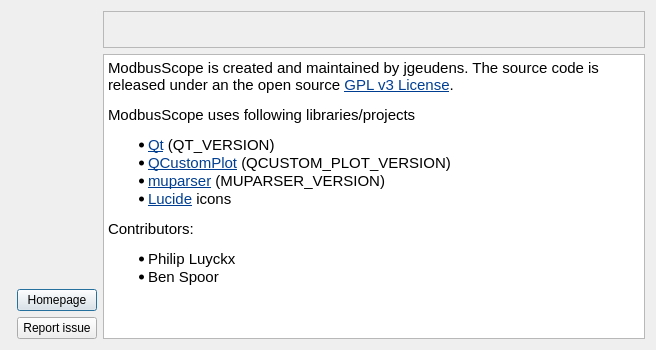
Above: src/dialogs/aboutdialog.ui from ModbusScope/ModbusScope before the change. Below: the same form after it.
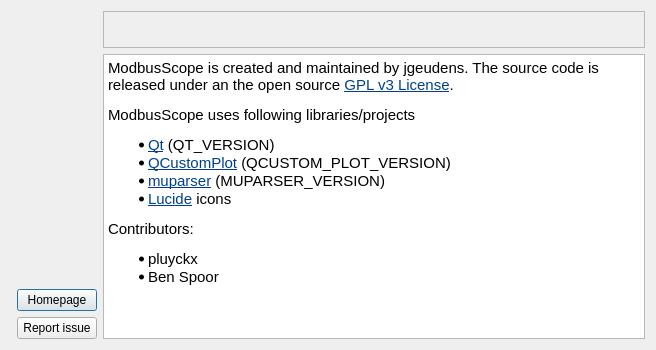
That is the form after the change. Icons and pictures are not drawn.

What changed in the file:
```diff
--- a/src/dialogs/aboutdialog.ui
+++ b/src/dialogs/aboutdialog.ui
@@ -168,8 +168,8 @@
 hr { height: 1px; border-width: 0; }
 li.unchecked::marker { content: &quot;\2610&quot;; }
 li.checked::marker { content: &quot;\2612&quot;; }
-&lt;/style&gt;&lt;/head&gt;&lt;body style=&quot; font-family:'Segoe UI'; font-size:11pt; font-weight:400; font-style:normal;&quot;&gt;
-&lt;p style=&quot; margin-top:12px; margin-bottom:12px; margin-left:0px; margin-right:0px; -qt-block-indent:0; text-indent:0px;&quot;&gt;&lt;span style=&quot; font-family:'Ubuntu';&quot;&gt;ModbusScope is created and maintained by jgeudens. The source code is released under an &lt;/span&gt;the open source &lt;a href=&quot;https://github.com/ModbusScope/ModbusScope/blob/master/LICENSE&quot;&gt;&lt;span style=&quot; text-decoration: underline; color:#003e92;&quot;&gt;GPL v3 License&lt;/span&gt;&lt;/a&gt;&lt;span style=&quot; font-family:'Ubuntu';&quot;&gt;.&lt;/span&gt;&lt;/p&gt;
+&lt;/style&gt;&lt;/head&gt;&lt;body style=&quot; font-family:'Cantarell'; font-size:11pt; font-weight:400; font-style:normal;&quot;&gt;
+&lt;p style=&quot; margin-top:12px; margin-bottom:12px; margin-left:0px; margin-right:0px; -qt-block-indent:0; text-indent:0px;&quot;&gt;&lt;span style=&quot; font-family:'Ubuntu';&quot;&gt;ModbusScope is created and maintained by jgeudens. The source code is released under an &lt;/span&gt;&lt;span style=&quot; font-family:'Segoe UI';&quot;&gt;the open source &lt;/span&gt;&lt;a href=&quot;https://github.com/ModbusScope/ModbusScope/blob/master/LICENSE&quot;&gt;&lt;span style=&quot; font-family:'Segoe UI'; text-decoration: underline; color:#003e92;&quot;&gt;GPL v3 License&lt;/span&gt;&lt;/a&gt;&lt;span style=&quot; font-family:'Ubuntu';&quot;&gt;.&lt;/span&gt;&lt;/p&gt;
 &lt;p style=&quot; margin-top:12px; margin-bottom:12px; margin-left:0px; margin-right:0px; -qt-block-indent:0; text-indent:0px;&quot;&gt;&lt;span style=&quot; font-family:'Ubuntu';&quot;&gt;ModbusScope uses following libraries/projects&lt;/span&gt;&lt;/p&gt;
 &lt;ul style=&quot;margin-top: 0px; margin-bottom: 0px; margin-left: 0px; margin-right: 0px; -qt-list-indent: 1;&quot;&gt;
 &lt;li style=&quot; font-family:'Ubuntu';&quot; style=&quot; margin-top:0px; margin-bottom:0px; margin-left:0px; margin-right:0px; -qt-block-indent:0; text-indent:0px;&quot;&gt;&lt;a href=&quot;https://www.qt.io/&quot;&gt;&lt;span style=&quot; text-decoration: underline; color:#003e92;&quot;&gt;Qt&lt;/span&gt;&lt;/a&gt; (QT_VERSION)&lt;/li&gt;
@@ -178,7 +178,7 @@
 &lt;li style=&quot; font-family:'Ubuntu';&quot; style=&quot; margin-top:0px; margin-bottom:0px; margin-left:0px; margin-right:0px; -qt-block-indent:0; text-indent:0px;&quot;&gt;&lt;a href=&quot;https://lucide.dev/&quot;&gt;&lt;span style=&quot; text-decoration: underline; color:#003e92;&quot;&gt;Lucide&lt;/span&gt;&lt;/a&gt; icons&lt;/li&gt;&lt;/ul&gt;
 &lt;p style=&quot; margin-top:12px; margin-bottom:12px; margin-left:0px; margin-right:0px; -qt-block-indent:0; text-indent:0px;&quot;&gt;&lt;span style=&quot; font-family:'Ubuntu';&quot;&gt;Contributors:&lt;/span&gt;&lt;/p&gt;
 &lt;ul style=&quot;margin-top: 0px; margin-bottom: 0px; margin-left: 0px; margin-right: 0px; -qt-list-indent: 1;&quot;&gt;
-&lt;li style=&quot; font-family:'Ubuntu';&quot; style=&quot; margin-top:0px; margin-bottom:0px; margin-left:0px; margin-right:0px; -qt-block-indent:0; text-indent:0px;&quot;&gt;Philip Luyckx&lt;/li&gt;
+&lt;li style=&quot; font-family:'Ubuntu';&quot; style=&quot; margin-top:0px; margin-bottom:0px; margin-left:0px; margin-right:0px; -qt-block-indent:0; text-indent:0px;&quot;&gt;pluyckx&lt;/li&gt;
 &lt;li style=&quot; font-family:'Ubuntu';&quot; style=&quot; margin-top:0px; margin-bottom:0px; margin-left:0px; margin-right:0px; -qt-block-indent:0; text-indent:0px;&quot;&gt;Ben Spoor&lt;/li&gt;&lt;/ul&gt;&lt;/body&gt;&lt;/html&gt;</string>
        </property>
        <property name="textInteractionFlags">
```
